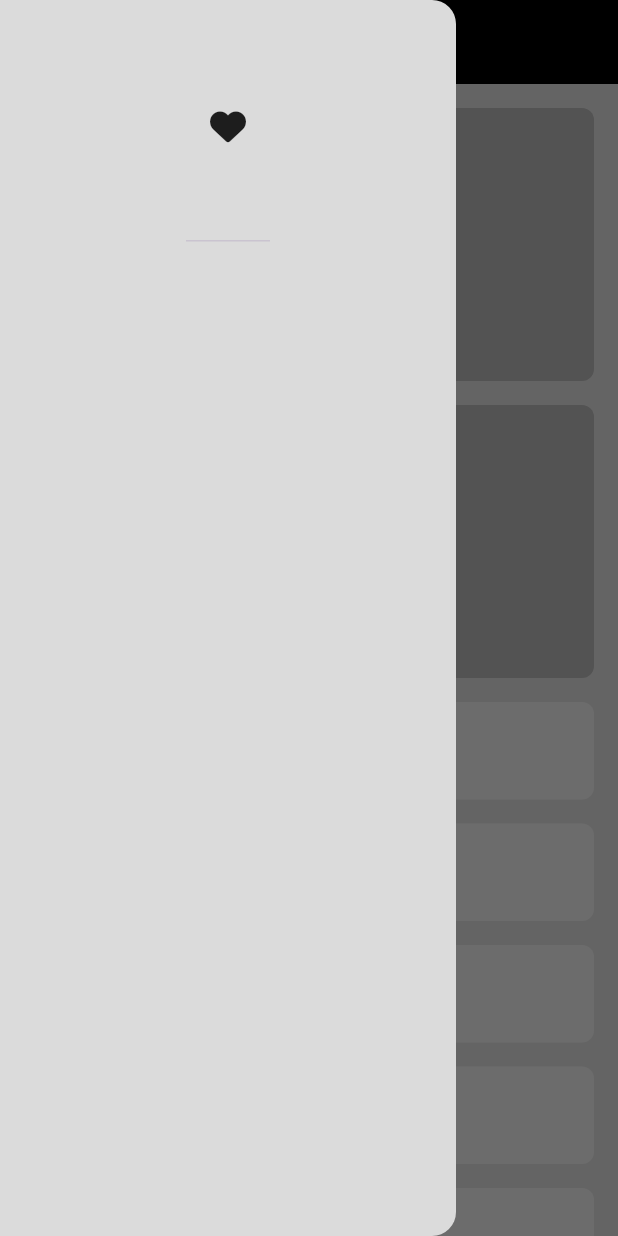
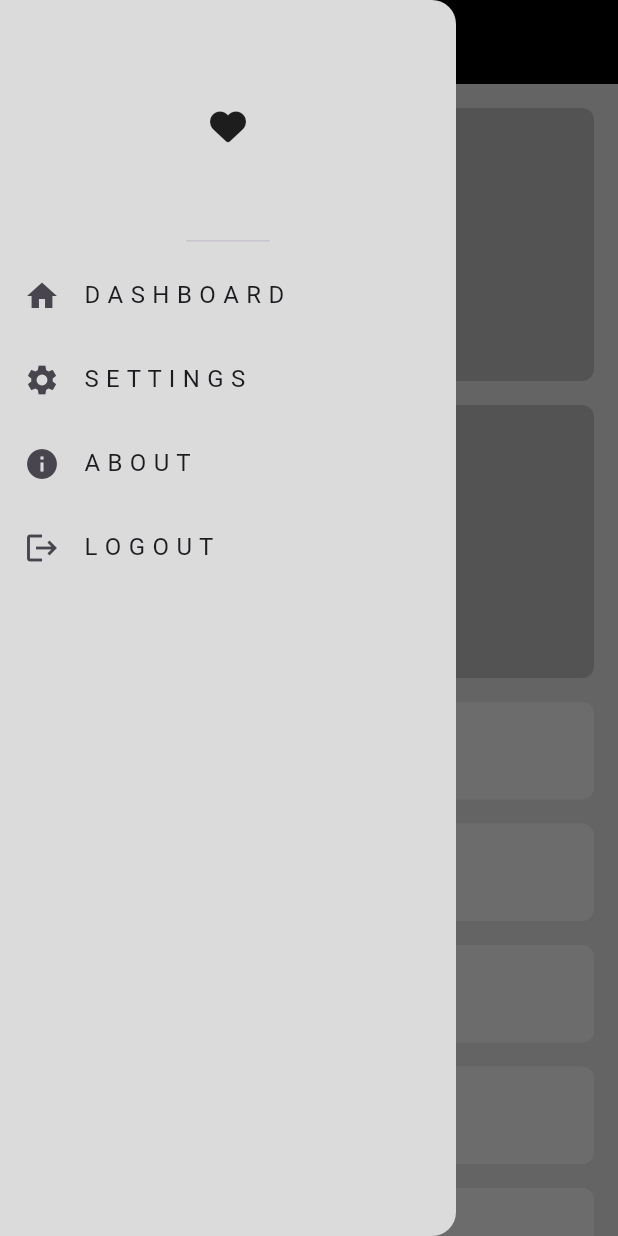
Before and after one commit to osa989/responsive_app, a Flutter app: the screen it shows after launch, with the side drawer open, on a phone screen of 412 x 824 dp. Run offline on Flutter 3.47's test engine with Material 3 defaults, Android fonts, the phone set to English and light mode, and no system bars; our stand-ins replace font_awesome_flutter.

Commit message:
finish the drawer

```diff
--- /dev/null
+++ b/lib/views/models/drawer_item_model.dart
@@ -0,0 +1,9 @@
+import 'package:flutter/material.dart';
+
+class DrawerItemModel {
+  final String title;
+  final IconData icon;
+
+  const DrawerItemModel({required this.title, required this.icon});
+
+}
--- a/lib/views/widgets/custom_drawer.dart
+++ b/lib/views/widgets/custom_drawer.dart
@@ -1,20 +1,40 @@
 import 'package:flutter/material.dart';
 import 'package:font_awesome_flutter/font_awesome_flutter.dart';
+import 'package:responsive_app/views/models/drawer_item_model.dart';
+import 'package:responsive_app/views/widgets/custom_drawer_items_list_view.dart';
 
 class CustomDrawer extends StatelessWidget {
   const CustomDrawer({super.key});
-
+  final List<DrawerItemModel> items = const [
+    DrawerItemModel(
+      title: "D A S H B O A R D",
+      icon: Icons.home,
+    ),
+    DrawerItemModel(
+      title: "S E T T I N G S",
+      icon: Icons.settings,
+    ),
+    DrawerItemModel(
+      title: "A B O U T",
+      icon: Icons.info,
+    ),
+    DrawerItemModel(
+      title: "L O G O U T",
+      icon: Icons.logout,
+    ),
+  ];
   @override
   Widget build(BuildContext context) {
-    return const Drawer(
-      backgroundColor: Color(0xffDBDBDB),
+    return Drawer(
+      backgroundColor: const Color(0xffDBDBDB),
       child: Column(
         children: [
-          DrawerHeader(
+          const DrawerHeader(
             child: Icon(
               FontAwesomeIcons.solidHeart,
             ),
           ),
+          CustomDrawerItemsListView(items: items)
         ],
       ),
     );
--- /dev/null
+++ b/lib/views/widgets/custom_drawer_item.dart
@@ -0,0 +1,14 @@
+import 'package:flutter/material.dart';
+import 'package:responsive_app/views/models/drawer_item_model.dart';
+
+class CustomDrawerItem extends StatelessWidget {
+  const CustomDrawerItem({super.key, required this.drawerItemModel});
+final DrawerItemModel drawerItemModel;
+  @override
+  Widget build(BuildContext context) {
+    return ListTile(
+      leading: Icon(drawerItemModel.icon),
+      title: Text(drawerItemModel.title),
+    );
+  }
+}
--- /dev/null
+++ b/lib/views/widgets/custom_drawer_items_list_view.dart
@@ -0,0 +1,24 @@
+import 'package:flutter/material.dart';
+import 'package:responsive_app/views/models/drawer_item_model.dart';
+import 'package:responsive_app/views/widgets/custom_drawer_item.dart';
+
+class CustomDrawerItemsListView extends StatelessWidget {
+  const CustomDrawerItemsListView({
+    super.key,
+    required this.items,
+  });
+
+  final List<DrawerItemModel> items;
+
+  @override
+  Widget build(BuildContext context) {
+    return ListView.builder(
+      shrinkWrap: true,
+      physics: const NeverScrollableScrollPhysics(),
+      itemCount: items.length,
+      itemBuilder: (context, index) {
+        return CustomDrawerItem(drawerItemModel: items[index]);
+      },
+    );
+  }
+}
```
